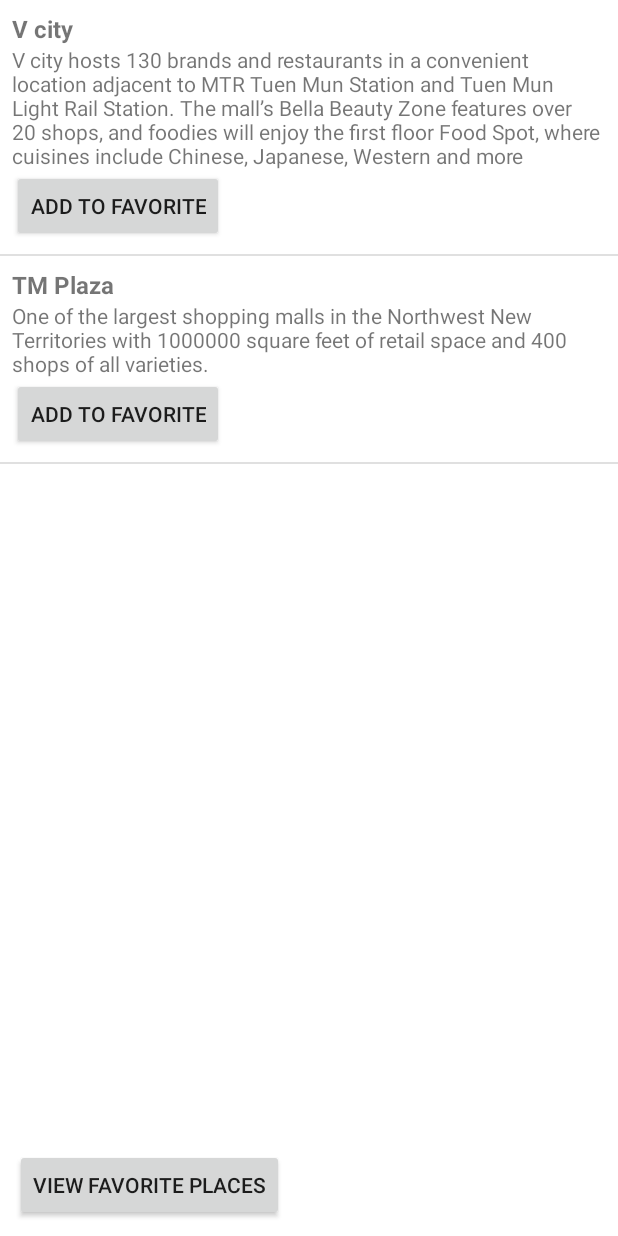
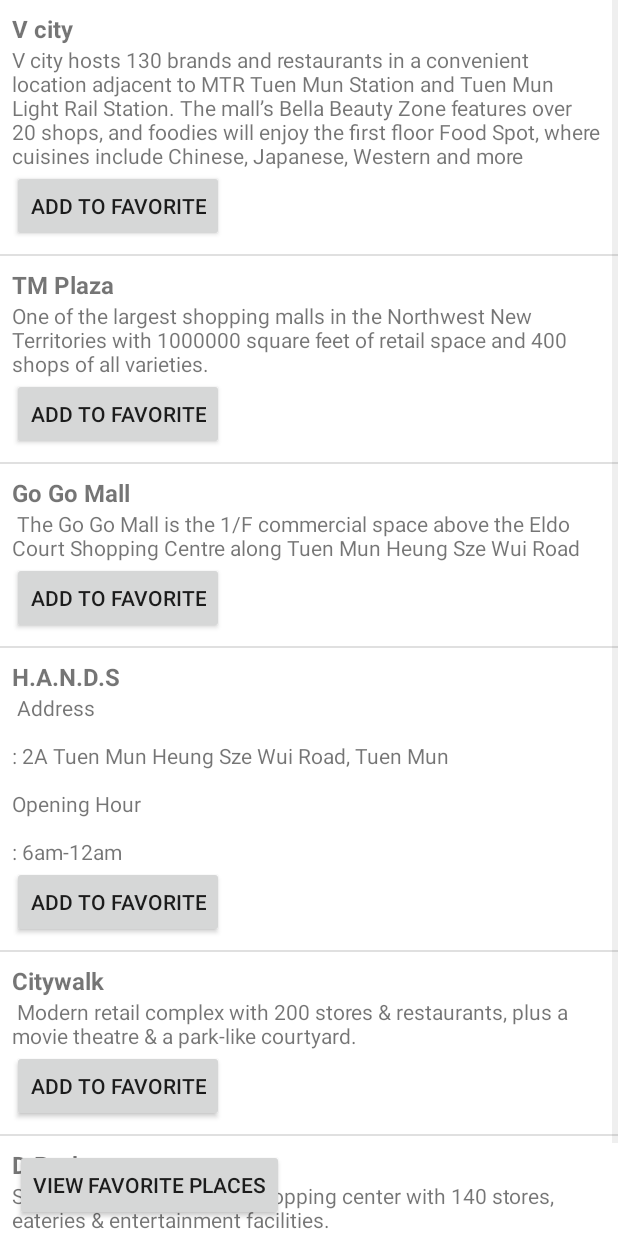
Before and after one commit to hinson23701/VT6002CEM_CW2_KwokPaakHin, an Android app: the PlaceActivity screen opened directly, with no data from a screen before it, on a phone screen of 412 x 824 dp. Run offline under Robolectric (Android 15) with nearby library versions, the phone set to English and light mode, and no system bars.

Commit message:
Add new Mall Data

```diff
--- a/app/src/main/java/hk/edu/shape/PlaceActivity.java
+++ b/app/src/main/java/hk/edu/shape/PlaceActivity.java
@@ -25,6 +25,17 @@ public class PlaceActivity extends Activity {
             // Add the data to the database if it does not exist
             databaseHelper.insertMall(new Place("V city", "V city hosts 130 brands and restaurants in a convenient location adjacent to MTR Tuen Mun Station and Tuen Mun Light Rail Station. The mall’s Bella Beauty Zone features over 20 shops, and foodies will enjoy the first floor Food Spot, where cuisines include Chinese, Japanese, Western and more"));
             databaseHelper.insertMall(new Place("TM Plaza", "One of the largest shopping malls in the Northwest New Territories with 1000000 square feet of retail space and 400 shops of all varieties."));
+            databaseHelper.insertMall(new Place("Go Go Mall", " The Go Go Mall is the 1/F commercial space above the Eldo Court Shopping Centre along Tuen Mun Heung Sze Wui Road"));
+            databaseHelper.insertMall(new Place("H.A.N.D.S", " Address\n" +
+                    "\n" +
+                    ": 2A Tuen Mun Heung Sze Wui Road, Tuen Mun\n" +
+                    "\n" +
+                    "Opening Hour\n" +
+                    "\n" +
+                    ": 6am-12am"));
+            databaseHelper.insertMall(new Place("Citywalk", " Modern retail complex with 200 stores & restaurants, plus a movie theatre & a park-like courtyard."
+                    ));
+            databaseHelper.insertMall(new Place("D Park", "Sprawling, family-friendly shopping center with 140 stores, eateries & entertainment facilities."));
         }
 
         List<Place> malls = databaseHelper.getAllMalls();
```
